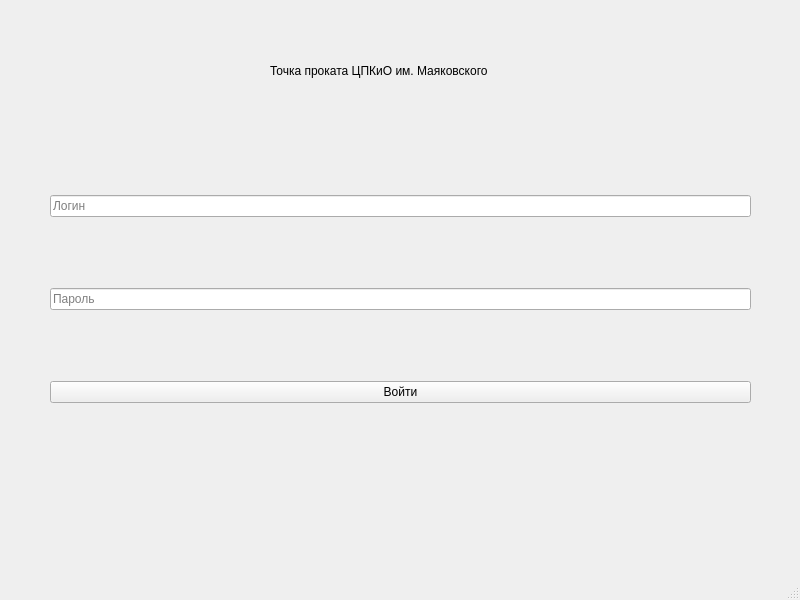
Old version of the form mdk_02.01/authorize/design.ui in the repository ElectroForez/college_code.
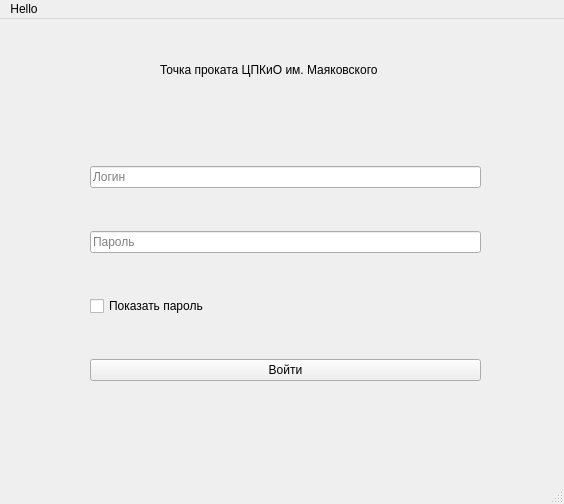
New version of the form.

```diff
--- a/mdk_02.01/authorize/design.ui
+++ b/mdk_02.01/authorize/design.ui
@@ -6,8 +6,8 @@
    <rect>
     <x>0</x>
     <y>0</y>
-    <width>800</width>
-    <height>600</height>
+    <width>564</width>
+    <height>504</height>
    </rect>
   </property>
   <property name="windowTitle">
@@ -17,10 +17,10 @@
    <widget class="QWidget" name="verticalLayoutWidget">
     <property name="geometry">
      <rect>
-      <x>50</x>
-      <y>130</y>
-      <width>701</width>
-      <height>341</height>
+      <x>90</x>
+      <y>110</y>
+      <width>391</width>
+      <height>291</height>
      </rect>
     </property>
     <layout class="QVBoxLayout" name="verticalLayout">
@@ -33,11 +33,21 @@
      </item>
      <item>
       <widget class="QLineEdit" name="pass_edit">
+       <property name="echoMode">
+        <enum>QLineEdit::Password</enum>
+       </property>
        <property name="placeholderText">
         <string>Пароль</string>
        </property>
       </widget>
      </item>
+     <item>
+      <widget class="QCheckBox" name="check_show_pass">
+       <property name="text">
+        <string>Показать пароль</string>
+       </property>
+      </widget>
+     </item>
      <item>
       <widget class="QPushButton" name="auth_btn">
        <property name="text">
@@ -50,8 +60,8 @@
    <widget class="QLabel" name="label">
     <property name="geometry">
      <rect>
-      <x>270</x>
-      <y>50</y>
+      <x>160</x>
+      <y>30</y>
       <width>241</width>
       <height>41</height>
      </rect>
@@ -66,10 +76,16 @@
     <rect>
      <x>0</x>
      <y>0</y>
-     <width>800</width>
+     <width>564</width>
      <height>22</height>
     </rect>
    </property>
+   <widget class="QMenu" name="menuHello">
+    <property name="title">
+     <string>Hello</string>
+    </property>
+   </widget>
+   <addaction name="menuHello"/>
   </widget>
   <widget class="QStatusBar" name="statusbar"/>
  </widget>
```
